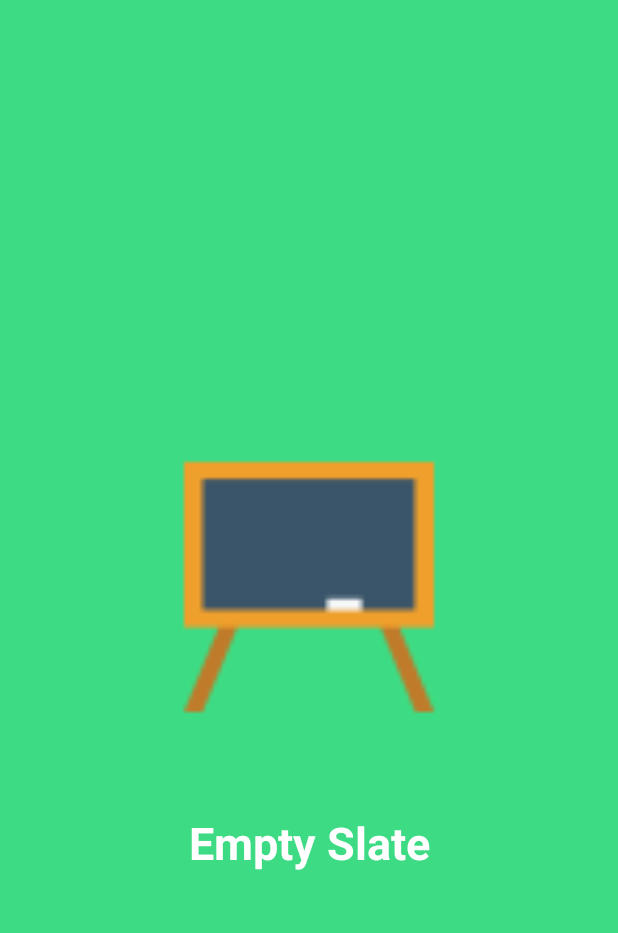
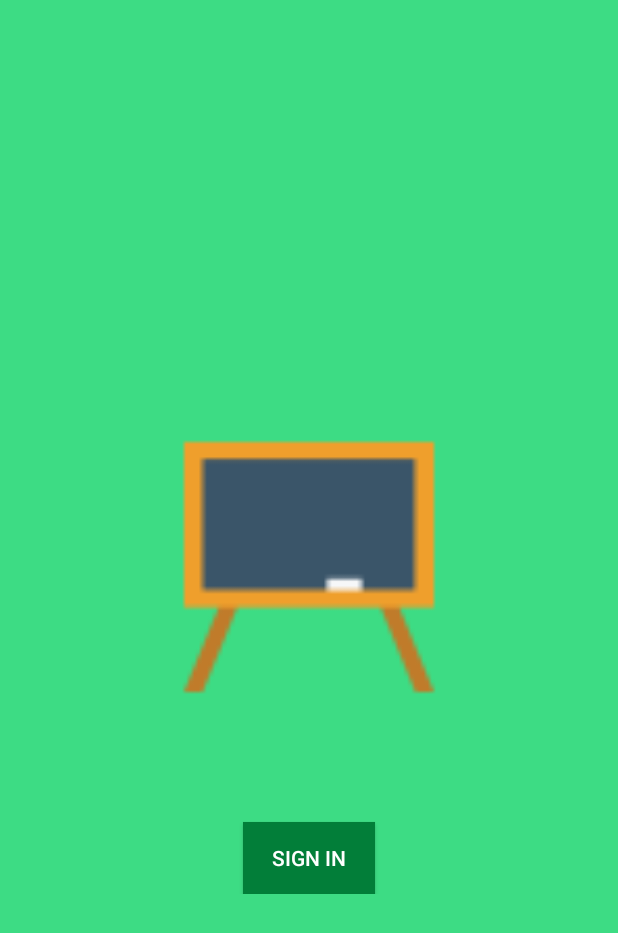
Before and after one commit to DreamMagicSoftwareStudio/EmptySlate, an Android app built with Jetpack Compose: the screen it shows after launch (SplashScreen before the commit, SignInActivity after it), on a phone screen of 412 x 824 dp. Shown: the top 933 px of the screen. Run offline under Robolectric (Android 15) with nearby library versions, the phone set to English and light mode, and no system bars.

Commit message:
Google Sign In Integrated
Config Errors

```diff
--- /dev/null
+++ b/app/src/main/java/com/dream_magic/emptyslate/views/SignInActivity.kt
@@ -0,0 +1,99 @@
+package com.dream_magic.emptyslate.views
+
+import android.content.Intent
+import android.content.IntentSender
+import android.os.Bundle
+import android.widget.Button
+import android.widget.Toast
+import androidx.activity.enableEdgeToEdge
+import androidx.appcompat.app.AppCompatActivity
+import androidx.core.view.ViewCompat
+import androidx.core.view.WindowInsetsCompat
+import com.dream_magic.emptyslate.R
+import com.google.android.gms.auth.api.identity.BeginSignInRequest
+import com.google.android.gms.auth.api.identity.Identity
+import com.google.android.gms.auth.api.identity.SignInClient
+import com.google.android.gms.common.api.ApiException
+
+class SignInActivity : AppCompatActivity() {
+
+    private var mSignInButton: Button? = null;
+    private lateinit var oneTapClient: SignInClient
+    private lateinit var signInRequest: BeginSignInRequest
+    private val REQ_ONE_TAP = 2
+    override fun onCreate(savedInstanceState: Bundle?) {
+        super.onCreate(savedInstanceState)
+        enableEdgeToEdge()
+        setContentView(R.layout.activity_sign_in)
+        ViewCompat.setOnApplyWindowInsetsListener(findViewById(R.id.main)) { v, insets ->
+            val systemBars = insets.getInsets(WindowInsetsCompat.Type.systemBars())
+            v.setPadding(systemBars.left, systemBars.top, systemBars.right, systemBars.bottom)
+            insets
+        }
+        init();
+    }
+
+    private fun init() {
+        val signIn: Button = findViewById(R.id.bt_signin)
+        initiateGoogleClient();
+        signIn.setOnClickListener {
+//            Toast.makeText(this, "Signing In...", Toast.LENGTH_SHORT).show()
+            performSignIn();
+        }
+    }
+
+    private fun initiateGoogleClient() {
+        // Initialize One Tap client
+        oneTapClient = Identity.getSignInClient(this)
+        signInRequest = BeginSignInRequest.builder()
+            .setGoogleIdTokenRequestOptions(
+                BeginSignInRequest.GoogleIdTokenRequestOptions.builder()
+                    .setSupported(true)
+                    .setServerClientId(getString(R.string.google_client_id))  // Set your server client ID
+                    .setFilterByAuthorizedAccounts(false)  // Allow both new and previously used accounts
+                    .build()
+            )
+            .setAutoSelectEnabled(true)  // Automatically sign in if possible
+            .build()
+    }
+
+    private fun performSignIn() {
+        oneTapClient.beginSignIn(signInRequest)
+            .addOnSuccessListener(this) { result ->
+                try {
+                    startIntentSenderForResult(
+                        result.pendingIntent.intentSender, REQ_ONE_TAP, null, 0, 0, 0, null
+                    )
+                } catch (e: IntentSender.SendIntentException) {
+                    // Handle exception
+                    Toast.makeText(this, "Error: ${e.localizedMessage}", Toast.LENGTH_SHORT).show()
+                }
+            }
+            .addOnFailureListener(this) { e ->
+                // Handle failure
+                Toast.makeText(this, "Sign-in failed: ${e.localizedMessage}", Toast.LENGTH_SHORT)
+                    .show()
+            }
+    }
+
+    override fun onActivityResult(requestCode: Int, resultCode: Int, data: Intent?) {
+        super.onActivityResult(requestCode, resultCode, data)
+        when (requestCode) {
+            REQ_ONE_TAP -> {
+                try {
+                    val credential = oneTapClient.getSignInCredentialFromIntent(data)
+                    val idToken = credential.googleIdToken
+                    if (idToken != null) {
+                        // Handle the ID token (e.g., send it to your server)
+                        Toast.makeText(this, "Sign-in successful!", Toast.LENGTH_SHORT).show()
+                    } else {
+                        Toast.makeText(this, "No ID token!", Toast.LENGTH_SHORT).show()
+                    }
+                } catch (e: ApiException) {
+                    // Handle error
+                    Toast.makeText(this, "Error: ${e.localizedMessage}", Toast.LENGTH_SHORT).show()
+                }
+            }
+        }
+    }
+}
--- a/app/src/main/java/com/dream_magic/emptyslate/views/SplashScreen.kt
+++ b/app/src/main/java/com/dream_magic/emptyslate/views/SplashScreen.kt
@@ -1,11 +1,14 @@
 package com.dream_magic.emptyslate.views
 
+import android.content.Intent
 import android.os.Bundle
+import android.os.Handler
 import androidx.activity.enableEdgeToEdge
 import androidx.appcompat.app.AppCompatActivity
 import androidx.core.view.ViewCompat
 import androidx.core.view.WindowInsetsCompat
 import com.dream_magic.emptyslate.R
+import java.security.MessageDigest
 
 class SplashScreen : AppCompatActivity() {
     override fun onCreate(savedInstanceState: Bundle?) {
@@ -17,5 +20,34 @@ class SplashScreen : AppCompatActivity() {
             v.setPadding(systemBars.left, systemBars.top, systemBars.right, systemBars.bottom)
             insets
         }
+        init();
+    }
+
+    private fun init(){
+       main()
+        navigateToSignIn();
+    }
+
+    private fun navigateToSignIn() {
+        // Delay navigation for 3 seconds
+        Handler().postDelayed({
+            // Create an intent to navigate to the second activity
+            val intent = Intent(this, SignInActivity::class.java)
+            startActivity(intent)
+            // Optionally, finish the current activity if you don't want to return to it
+            finish()
+        }, 3000) // 3000 milliseconds = 3 seconds
+    }
+
+    fun generateSHA1(input: String): String {
+        val md = MessageDigest.getInstance("SHA-1")
+        val messageDigest = md.digest(input.toByteArray())
+        return messageDigest.fold("") { str, it -> str + "%02x".format(it) }
+    }
+
+    fun main() {
+        val input = "empty_slate"
+        val sha1Hash = generateSHA1(input)
+        println("SHA-1 Hash: $sha1Hash")
     }
 }
--- /dev/null
+++ b/app/src/main/res/layout/activity_sign_in.xml
@@ -0,0 +1,34 @@
+<?xml version="1.0" encoding="utf-8"?>
+<RelativeLayout xmlns:android="http://schemas.android.com/apk/res/android"
+    xmlns:app="http://schemas.android.com/apk/res-auto"
+    xmlns:tools="http://schemas.android.com/tools"
+    android:id="@+id/main"
+    android:layout_width="match_parent"
+    android:background="@color/app_color"
+    android:layout_height="match_parent"
+    tools:context=".views.SignInActivity">
+
+    <LinearLayout
+        android:layout_width="match_parent"
+        android:layout_height="wrap_content"
+        android:layout_centerInParent="true"
+        android:orientation="vertical">
+        <ImageView
+            android:layout_gravity="center"
+            android:src="@mipmap/ic_launcher"
+            android:layout_width="300dp"
+            android:layout_height="300dp"/>
+
+        <Button
+            android:id="@+id/bt_signin"
+            android:text="Sign In"
+            android:textColor="@color/white"
+            android:background="@color/app_color_dark"
+            android:layout_marginTop="20dp"
+            android:layout_gravity="center"
+            android:layout_width="wrap_content"
+            android:layout_height="wrap_content"/>
+
+    </LinearLayout>
+
+</RelativeLayout>
--- a/app/src/main/res/values/colors.xml
+++ b/app/src/main/res/values/colors.xml
@@ -8,4 +8,5 @@
     <color name="black">#FF000000</color>
     <color name="white">#FFFFFFFF</color>
     <color name="app_color">#3DDC84</color>
+    <color name="app_color_dark">#027E39</color>
 </resources>
--- a/app/src/main/res/values/strings.xml
+++ b/app/src/main/res/values/strings.xml
@@ -1,4 +1,5 @@
 <resources>
     <string name="app_name">EmptySlate</string>
     <string name="app_title">Empty Slate</string>
+    <string name="google_client_id">800562318338-1b366jm008nq0q57dphtvef38dj6mjdg.apps.googleusercontent.com</string>
 </resources>
--- a/build.gradle.kts
+++ b/build.gradle.kts
@@ -1,3 +1,8 @@
+buildscript {
+    dependencies {
+        classpath(libs.google.services)
+    }
+}
 // Top-level build file where you can add configuration options common to all sub-projects/modules.
 plugins {
     alias(libs.plugins.androidApplication) apply false
--- a/gradle/libs.versions.toml
+++ b/gradle/libs.versions.toml
@@ -12,6 +12,9 @@ appcompat = "1.6.1"
 material = "1.11.0"
 activity = "1.8.0"
 constraintlayout = "2.1.4"
+googleServices = "4.4.2"
+firebaseAuth = "23.0.0"
+playServicesAuth = "21.2.0"
 
 [libraries]
 androidx-core-ktx = { group = "androidx.core", name = "core-ktx", version.ref = "coreKtx" }
@@ -32,6 +35,9 @@ androidx-appcompat = { group = "androidx.appcompat", name = "appcompat", version
 material = { group = "com.google.android.material", name = "material", version.ref = "material" }
 androidx-activity = { group = "androidx.activity", name = "activity", version.ref = "activity" }
 androidx-constraintlayout = { group = "androidx.constraintlayout", name = "constraintlayout", version.ref = "constraintlayout" }
+google-services = { group = "com.google.gms", name = "google-services", version.ref = "googleServices" }
+firebase-auth = { group = "com.google.firebase", name = "firebase-auth", version.ref = "firebaseAuth" }
+play-services-auth = { group = "com.google.android.gms", name = "play-services-auth", version.ref = "playServicesAuth" }
 
 [plugins]
 androidApplication = { id = "com.android.application", version.ref = "agp" }
```
Also changed, not shown: app/build.gradle.kts (+15 -2 lines), app/src/main/AndroidManifest.xml (+8 -2 lines), 5 other files.
